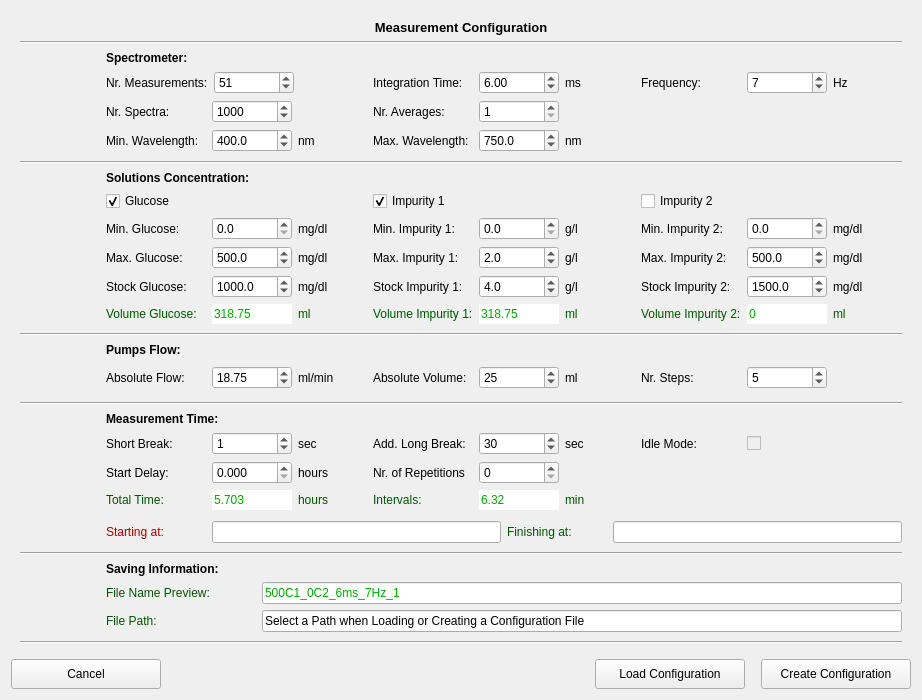
Before: the Qt Designer form pol_configureMeasurement.ui in CesarCarvajal/Oxymetry-Backup-2018, drawn with Qt 5.
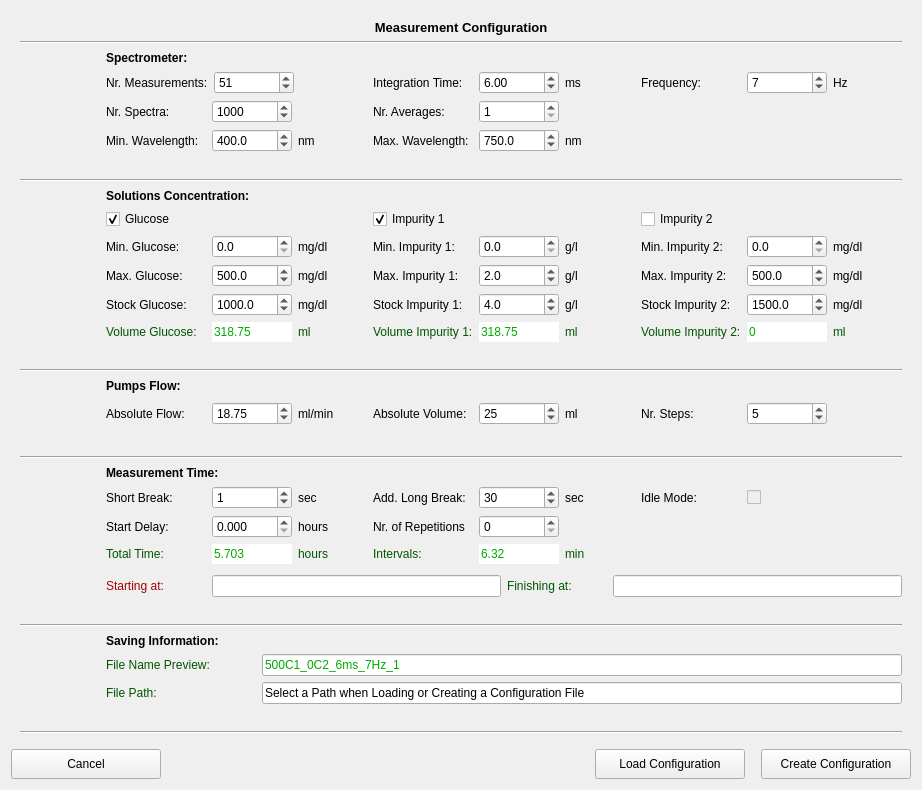
After: the same form once the commit is applied. Icons and pictures are not drawn.

```diff
--- a/pol_configureMeasurement.ui
+++ b/pol_configureMeasurement.ui
@@ -7,7 +7,7 @@
     <x>0</x>
     <y>0</y>
     <width>922</width>
-    <height>700</height>
+    <height>790</height>
    </rect>
   </property>
   <property name="sizePolicy">
@@ -18,8 +18,8 @@
   </property>
   <property name="minimumSize">
    <size>
-    <width>922</width>
-    <height>700</height>
+    <width>0</width>
+    <height>0</height>
    </size>
   </property>
   <property name="windowTitle">
```
